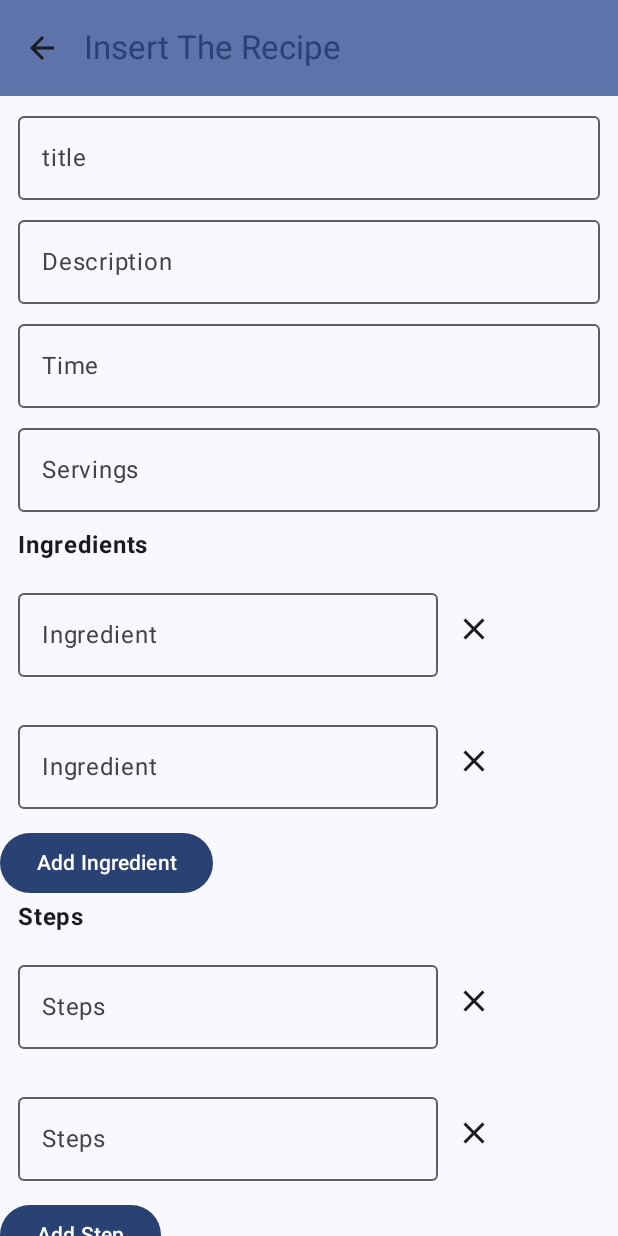
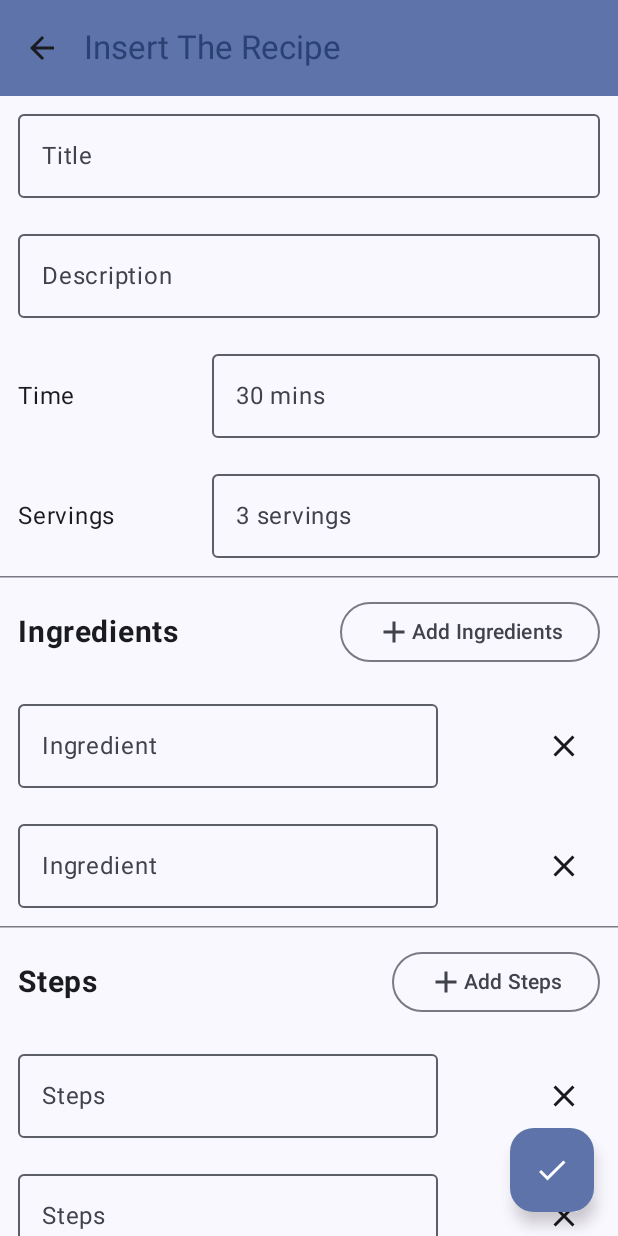
Before and after one commit to LinaXue/RecipeList, an Android app built with Jetpack Compose: the RecipeInsertScreen screen opened through its navigation route, on a phone screen of 412 x 824 dp. Run offline under Robolectric (Android 15) with nearby library versions, the phone set to English and light mode, and no system bars.

Commit message:
feat: Update UI
原有UI很醜，改得稍微沒那麼醜

調整項目:
1. RecipeInsertScreen.kt 大改版
2. RecipeEditScreen.kt fun RecipeInsertBody 新增參數

```diff
--- a/app/src/main/java/com/demo/recipelist/ui/screen/RecipeEditScreen.kt
+++ b/app/src/main/java/com/demo/recipelist/ui/screen/RecipeEditScreen.kt
@@ -39,6 +39,12 @@ fun RecipeEditScreen(
         RecipeInsertBody(
             recipeUiState = viewModel.recipeUiState,
             onRecipeValueChange = viewModel::updateUiState,
+            ingredientsUiState = viewModel.ingredientUiState,
+            onIngredientValueChange = viewModel::updateIngredientUiState,
+            onIngredientRemove = viewModel::deleteIngredientUiState,
+            stepUiState = viewModel.stepUiState,
+            onStepValueChange = viewModel::updateStepUiState,
+            onStepRemove = viewModel::deleteStepUiState,
             onSaveClicked = {
                 coroutineScope.launch {
                     viewModel.updateRecipe()
--- a/app/src/main/java/com/demo/recipelist/ui/screen/RecipeInsertScreen.kt
+++ b/app/src/main/java/com/demo/recipelist/ui/screen/RecipeInsertScreen.kt
@@ -1,12 +1,9 @@
 package com.demo.recipelist.ui.screen
 
-import android.util.Log
-import androidx.compose.foundation.background
-import androidx.compose.foundation.gestures.detectDragGestures
+import androidx.compose.foundation.layout.Arrangement
+import androidx.compose.foundation.layout.Column
+import androidx.compose.foundation.layout.IntrinsicSize
 import androidx.lifecycle.viewmodel.compose.viewModel
-import androidx.compose.foundation.layout.Arrangement
-import androidx.compose.foundation.layout.Box
-import androidx.compose.foundation.layout.Column
 import androidx.compose.foundation.layout.PaddingValues
 import androidx.compose.foundation.layout.Row
 import androidx.compose.foundation.layout.Spacer
@@ -14,36 +11,32 @@ import androidx.compose.foundation.layout.fillMaxSize
 import androidx.compose.foundation.layout.fillMaxWidth
 import androidx.compose.foundation.layout.height
 import androidx.compose.foundation.layout.padding
-import androidx.compose.foundation.layout.wrapContentHeight
+import androidx.compose.foundation.layout.width
 import androidx.compose.foundation.lazy.LazyColumn
 import androidx.compose.foundation.lazy.itemsIndexed
-import androidx.compose.foundation.rememberScrollState
 import androidx.compose.foundation.text.KeyboardOptions
-import androidx.compose.foundation.verticalScroll
 import androidx.compose.material.icons.Icons
 import androidx.compose.material.icons.filled.Add
 import androidx.compose.material.icons.filled.Clear
+import androidx.compose.material.icons.filled.Done
+import androidx.compose.material.icons.outlined.Add
 import androidx.compose.material3.Button
 import androidx.compose.material3.FloatingActionButton
+import androidx.compose.material3.HorizontalDivider
 import androidx.compose.material3.Icon
 import androidx.compose.material3.IconButton
-import androidx.compose.material3.ListItem
 import androidx.compose.material3.MaterialTheme
+import androidx.compose.material3.OutlinedButton
 import androidx.compose.material3.OutlinedTextField
 import androidx.compose.material3.Scaffold
 import androidx.compose.material3.Text
 import androidx.compose.runtime.Composable
-import androidx.compose.runtime.getValue
 import androidx.compose.runtime.mutableStateListOf
-import androidx.compose.runtime.mutableStateOf
 import androidx.compose.runtime.remember
 import androidx.compose.runtime.rememberCoroutineScope
-import androidx.compose.runtime.setValue
 import androidx.compose.runtime.snapshots.SnapshotStateList
 import androidx.compose.ui.Alignment
 import androidx.compose.ui.Modifier
-import androidx.compose.ui.graphics.Color
-import androidx.compose.ui.input.pointer.pointerInput
 import androidx.compose.ui.res.stringResource
 import androidx.compose.ui.text.font.FontWeight
 import androidx.compose.ui.text.input.KeyboardType
@@ -53,16 +46,14 @@ import androidx.compose.ui.unit.dp
 import androidx.compose.ui.unit.sp
 import com.demo.recipelist.R
 import com.demo.recipelist.RecipeListTopAppBar
-import com.demo.recipelist.data.Steps
 import com.demo.recipelist.ui.AppViewModelProvider
 import com.demo.recipelist.ui.navigation.NavigationDestination
 import com.demo.recipelist.ui.theme.RecipeListTheme
 import kotlinx.coroutines.launch
-import java.util.Collections
 
 object InsertDestination : NavigationDestination {
     override val route = "insert_screen"
-    override val titleRes =  R.string.insert_screen_title
+    override val titleRes = R.string.insert_screen_title
 }
 
 @Composable
@@ -79,9 +70,22 @@ fun RecipeInsertScreen(
                 title = stringResource(InsertDestination.titleRes),
                 canNavigateBack = canNavigateBack,
                 navigateUp = onNavigateUp
-        ) },
+            )
+        },
+        floatingActionButton = {
+            FloatingActionButton(
+                onClick = {
+                    coroutineScope.launch {
+                        viewModel.insertRecipe()
+                        navigateBack()
+                    }
+                },
             ) {
-        RecipeInsertBodyTest(
+                Icon(imageVector = Icons.Filled.Done, contentDescription = "Add the recipe.")
+            }
+        }
+    ) {
+        RecipeInsertBody(
             recipeUiState = viewModel.recipeUiState,
             onRecipeValueChange = viewModel::updateRecipeUiState,
             ingredientsUiState = viewModel.ingredientUiState,
@@ -98,53 +102,42 @@ fun RecipeInsertScreen(
             },
             paddingValues = it
         )
-//        RecipeInsertBody(
-//            recipeUiState = viewModel.recipeUiState,
-//            onRecipeValueChange = viewModel::updateRecipeUiState,
-//            onSaveClicked = {
-//                coroutineScope.launch {
-//                    viewModel.insertRecipe()
-//                    navigateBack()
-//                }
-//            },
-//            paddingValues = it
-//        )
     }
 }
 
+//@Composable
+//fun RecipeInsertBodyOld(
+//    recipeUiState: RecipeUiState,
+//    onRecipeValueChange: (RecipeDetails) -> Unit,
+//    onSaveClicked: () -> Unit,
+//    modifier: Modifier = Modifier,
+//    paddingValues: PaddingValues
+//) {
+//    Column(
+//        horizontalAlignment = Alignment.CenterHorizontally,
+//        verticalArrangement = Arrangement.Center,
+//        modifier = modifier.padding(paddingValues)
+//            //.verticalScroll(rememberScrollState())
+//    ) {
+//        RecipeInputForm(
+//            recipeDetails = recipeUiState.recipeDetails,
+//            onValueChange = onRecipeValueChange,
+//        )
+//        Spacer(modifier = modifier.height(16.dp))
+//        // DraggableList("食材")
+//        Spacer(modifier = modifier.height(16.dp))
+//        Button(
+//            onClick = onSaveClicked,
+//            enabled = recipeUiState.isInputValid,
+//            shape = MaterialTheme.shapes.small
+//        ) {
+//            Text(text = stringResource(id = R.string.save_button))
+//        }
+//    }
+//}
+
 @Composable
 fun RecipeInsertBody(
-    recipeUiState: RecipeUiState,
-    onRecipeValueChange: (RecipeDetails) -> Unit,
-    onSaveClicked: () -> Unit,
-    modifier: Modifier = Modifier,
-    paddingValues: PaddingValues
-) {
-    Column(
-        horizontalAlignment = Alignment.CenterHorizontally,
-        verticalArrangement = Arrangement.Center,
-        modifier = modifier.padding(paddingValues)
-            //.verticalScroll(rememberScrollState())
-    ) {
-        RecipeInputForm(
-            recipeDetails = recipeUiState.recipeDetails,
-            onValueChange = onRecipeValueChange,
-        )
-        Spacer(modifier = modifier.height(16.dp))
-        // DraggableList("食材")
-        Spacer(modifier = modifier.height(16.dp))
-        Button(
-            onClick = onSaveClicked,
-            enabled = recipeUiState.isInputValid,
-            shape = MaterialTheme.shapes.small
-        ) {
-            Text(text = stringResource(id = R.string.save_button))
-        }
-    }
-}
-
-@Composable
-fun RecipeInsertBodyTest(
     recipeUiState: RecipeUiState,
     onRecipeValueChange: (RecipeDetails) -> Unit,
     ingredientsUiState: SnapshotStateList<String>,
@@ -166,76 +159,42 @@ fun RecipeInsertBodyTest(
             RecipeInputForm(
                 recipeDetails = recipeUiState.recipeDetails,
                 onValueChange = onRecipeValueChange,
+                modifier = modifier.fillMaxWidth()
             )
         }
         item {
-            Text(
-                text = stringResource(id = R.string.recipe_ingredients),
-                fontSize = 16.sp,
-                fontWeight = FontWeight.Bold,
-                modifier = modifier.padding(horizontal = 12.dp))
+            HorizontalDivider()
+            ListTitleRow(
+                title = stringResource(id = R.string.recipe_ingredients),
+                stringUiState = ingredientsUiState,
+                modifier = modifier.fillMaxWidth()
+            )
         }
         itemsIndexed(ingredientsUiState) { index, item ->
             DraggableListRow(
                 label = "Ingredient",
                 value = item,
-                onValueChange = {
-                    onIngredientValueChange(index, it)
-                    Log.d("InsertScreen", "Ingredients List Index: $index , item: $item, change: $it")
-                },
-                onButtonClick = { onIngredientRemove(item) })
+                onValueChange = { onIngredientValueChange(index, it) },
+                onButtonClick = { onIngredientRemove(item) },
+                modifier = modifier.fillMaxWidth()
+            )
         }
         item {
-            // Button to add new item
-            Button(
-                onClick = {
-                    ingredientsUiState.add("")
-                    Log.d("InsertScreen", "Ingredient List Item size: ${ingredientsUiState.size}")
-                }
-            ) {
-                Text(
-                    text = stringResource(id = R.string.add_ingredient_button),
-                    textAlign = TextAlign.Center)
-            }
-        }
-        item {
-            Text(
-                text = stringResource(id = R.string.recipe_steps),
-                fontSize = 16.sp,
-                fontWeight = FontWeight.Bold,
-                modifier = modifier.padding(horizontal = 12.dp))
+            HorizontalDivider()
+            ListTitleRow(
+                title = stringResource(id = R.string.recipe_steps),
+                stringUiState = stepUiState,
+                modifier = modifier.fillMaxWidth()
+            )
         }
         itemsIndexed(stepUiState) { index, item ->
             DraggableListRow(
                 label = "Steps",
                 value = item,
-                onValueChange = {
-                    onStepValueChange(index, it)
-                    Log.d("InsertScreen", "Steps List Index: $index , item: $item, change: $it")
-                },
-                onButtonClick = { onStepRemove(item) } )
-        }
-        item {
-            // Button to add new item
-            Button(
-                onClick = {
-                    stepUiState.add("")
-                    Log.d("InsertScreen", "Steps List Item size: ${stepUiState.size}")
-                }
-            ) {
-                Text(
-                    text = stringResource(id = R.string.add_step_button),
-                    textAlign = TextAlign.Center)
-            }
-        }
-        item {
-            Button(
-                onClick = onSaveClicked,
-                enabled = recipeUiState.isInputValid,
-                shape = MaterialTheme.shapes.small
-            ) {
-                Text(text = stringResource(id = R.string.save_button))
-            }
+                onValueChange = { onStepValueChange(index, it) },
+                onButtonClick = { onStepRemove(item) },
+                modifier = modifier.fillMaxWidth()
+            )
         }
     }
 }
@@ -245,113 +204,109 @@ fun RecipeInputForm(
     recipeDetails: RecipeDetails,
     onValueChange: (RecipeDetails) -> Unit,
     modifier: Modifier = Modifier,
-){
-    Spacer(modifier = modifier.height(5.dp))
+) {
     OutlinedTextField(
-        label = { Text(text = "title") },
+        placeholder = { Text(text = "Title") },
         value = recipeDetails.title,
         onValueChange = { onValueChange(recipeDetails.copy(title = it)) },
         keyboardOptions = KeyboardOptions(keyboardType = KeyboardType.Text),
         singleLine = true,
-        modifier = modifier
-            .padding(horizontal = 12.dp)
-            .fillMaxWidth()
+        modifier = modifier.padding(12.dp)
     )
-    Spacer(modifier = modifier.height(5.dp))
     OutlinedTextField(
-        label = { Text(text = "Description") },
+        placeholder = { Text(text = "Description") },
         value = recipeDetails.description,
         onValueChange = { onValueChange(recipeDetails.copy(description = it)) },
         keyboardOptions = KeyboardOptions(keyboardType = KeyboardType.Text),
+        modifier = modifier.padding(12.dp)
+    )
+    Row(
+        horizontalArrangement = Arrangement.SpaceBetween,
+        verticalAlignment = Alignment.CenterVertically,
         modifier = modifier
-            .padding(horizontal = 12.dp)
-            .fillMaxWidth()
+            .padding(12.dp)
+    ) {
+        Text(
+            text = stringResource(id = R.string.recipe_time),
+            modifier = modifier.weight(1f)
         )
-    Spacer(modifier = modifier.height(5.dp))
         OutlinedTextField(
-        label = { Text(text = "Time") },
+            placeholder = { Text(text = "30 mins") },
             value = recipeDetails.time,
             onValueChange = { onValueChange(recipeDetails.copy(time = it)) },
-        keyboardOptions = KeyboardOptions(keyboardType = KeyboardType.Number),
+            keyboardOptions = KeyboardOptions(keyboardType = KeyboardType.Text),
+            singleLine = true,
+            modifier = modifier.weight(2f)
+        )
+    }
+    Row(
+        horizontalArrangement = Arrangement.SpaceBetween,
+        verticalAlignment = Alignment.CenterVertically,
         modifier = modifier
-            .padding(horizontal = 12.dp)
             .fillMaxWidth()
+            .padding(12.dp)
+    ) {
+        Text(
+            text = stringResource(id = R.string.recipe_servings),
+            modifier = modifier.weight(1f)
         )
-    Spacer(modifier = modifier.height(5.dp))
         OutlinedTextField(
-        label = { Text(text = "Servings") },
+            placeholder = { Text(text = "3 servings") },
             value = recipeDetails.servings,
             onValueChange = { onValueChange(recipeDetails.copy(servings = it)) },
             keyboardOptions = KeyboardOptions(keyboardType = KeyboardType.Number),
-        modifier = modifier
-            .padding(horizontal = 12.dp)
-            .fillMaxWidth()
+            singleLine = true,
+            modifier = modifier.weight(2f)
         )
-    Spacer(modifier = modifier.height(10.dp))
-}
-
-@Composable
-fun DraggableRow(
-    item: String,
-    onDragStart: () -> Unit,
-    onDragEnd: () -> Unit,
-    onDrop: (Int) -> Unit
-) {
-    var isDragging by remember { mutableStateOf(false) }
-
-    Box(
-        modifier = Modifier
-            .fillMaxWidth()
-            .padding(8.dp)
-            .background(if (isDragging) Color.LightGray else Color.White)
-            .pointerInput(Unit) {
-                detectDragGestures(
-                    onDragStart = {
-                        isDragging = true
-                        onDragStart()
-                    },
-                    onDragEnd = {
-                        isDragging = false
-                        onDragEnd()
-                    },
-                    onDrag = { change, dragAmount ->
-                        // handle dragging
-                        if (dragAmount.y != 0f) {
-                            // detect drag end position
-                            val targetIndex = (change.position.y / 60.dp.toPx()).toInt()
-                            onDrop(targetIndex)
     }
 }
+@Composable
+fun ListTitleRow(
+    title: String,
+    stringUiState: SnapshotStateList<String>,
+    modifier: Modifier = Modifier
+) {
+    Row(
+        horizontalArrangement = Arrangement.SpaceBetween,
+        verticalAlignment = Alignment.CenterVertically,
+        modifier = modifier
+            .fillMaxWidth()
+            .padding(12.dp)
+    ) {
+        Text(
+            text = title,
+            fontSize = 20.sp,
+            fontWeight = FontWeight.Bold,
+        )
+        OutlinedButton(
+            onClick = { stringUiState.add("") },
+        ) {
+            Icon(Icons.Outlined.Add, contentDescription = "Add new $title")
+            Text(
+                text = "Add $title",
+                // textAlign = TextAlign.Center
             )
         }
-            .height(60.dp),
-        contentAlignment = Alignment.Center
-    ) {
-        Text(text = item)
     }
 }
-
 @Composable
 fun DraggableListRow(
     label: String,
     value: String,
     onValueChange: (String) -> Unit,
     onButtonClick: () -> Unit,
-    modifier: Modifier = Modifier) {
-//    ListItem(
-//        headlineContent = { Text(text = item) },
-//        modifier = modifier
-//            .padding(horizontal = 10.dp)
-//            .fillMaxWidth()
-//    )
-    Row(verticalAlignment = Alignment.CenterVertically,
-        modifier = modifier.padding(12.dp)) {
+    modifier: Modifier = Modifier
+) {
+    Row(
+        horizontalArrangement = Arrangement.SpaceBetween,
+        verticalAlignment = Alignment.CenterVertically,
+        modifier = modifier.padding(12.dp)
+    ) {
         OutlinedTextField(
-            label = { Text(text = label) },
+            placeholder = { Text(text = label) },
             value = value,
             onValueChange = {
                 onValueChange(it)
-                Log.d("InsertScreen", "DraggableListRow onValueChange!")
                 // onValueChange(recipeDetails.copy(title = it))
             },
             keyboardOptions = KeyboardOptions(keyboardType = KeyboardType.Text),
@@ -361,50 +316,45 @@ fun DraggableListRow(
             Icon(Icons.Default.Clear, contentDescription = null)
         }
     }
-
 }
 
 @Preview(apiLevel = 33, showBackground = true)
 @Composable
 fun TestPreview() {
-    DraggableListRow(
-        label = "label",
-        value = "item",
-        onValueChange = {},
-        onButtonClick = {}
-    )
-}
-
-@Preview(apiLevel = 33, showBackground = true)
-@Composable
-fun ItemDetailViewPreview() {
     RecipeListTheme {
+        val ingre = remember { mutableStateListOf("雞肉切塊", "香菇", "米酒") }
+        val steps = remember { mutableStateListOf("雞肉炒至上色", "加入香菇與水，小火燉煮") }
         RecipeInsertBody(
             recipeUiState = RecipeUiState(
                 recipeDetails = RecipeDetails(
-                        id = 0,
-                        title = "標題",
-                        description = "內容",
-                    )
+                    id = 1,
+                    title = "title",
+                    description = "description",
+                    time = "95",
+                    servings = "3"
                 ),
-                onRecipeValueChange = {},
-                onSaveClicked = {},
+            ),
+            onRecipeValueChange = { },
+            ingredientsUiState = ingre,
+            onIngredientValueChange = { intVal, strVal -> Unit },
+            onIngredientRemove = { },
+            stepUiState = steps,
+            onStepValueChange = { intVal, strVal -> Unit },
+            onStepRemove = { },
+            onSaveClicked = { },
             paddingValues = PaddingValues(12.dp)
         )
-
-//        Column(modifier = Modifier.padding(14.dp),
-//            horizontalAlignment = Alignment.CenterHorizontally,
-//            verticalArrangement = Arrangement.Center,) {
+//        Column {
 //            RecipeInputForm(
 //                recipeDetails = RecipeDetails(
-//                    id = 0,
-//                    title = "食譜標題",
-//                    description = "步驟描述",
-//                    time = "30",
-//                    servings = "1"
+//                    id = 1,
+//                    title = "title",
+//                    description = "description",
+//                    time = "95",
+//                    servings = "3"
 //                ),
 //                onValueChange = { },
-//                modifier = Modifier.padding(10.dp)
+//                modifier = Modifier.fillMaxWidth(),
 //            )
 //        }
     }
```
Also changed, not shown: app/src/main/java/com/demo/recipelist/ui/screen/RecipeDetailsScreen.kt (+26 -26 lines). Lines whose indentation alone changed are shown as unchanged.
